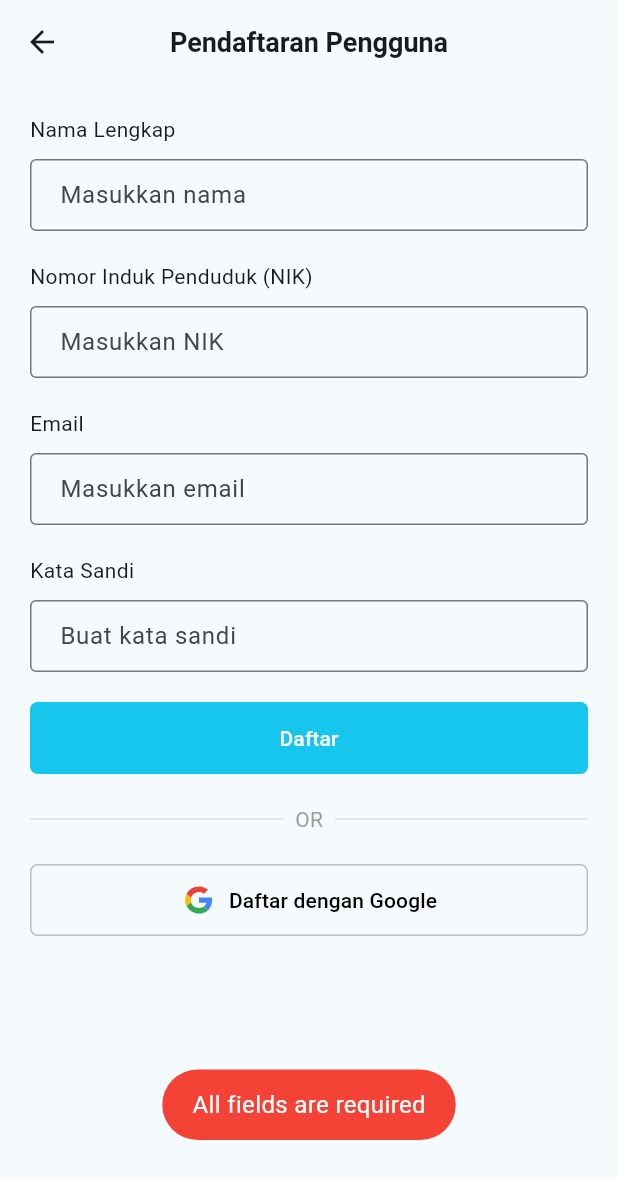
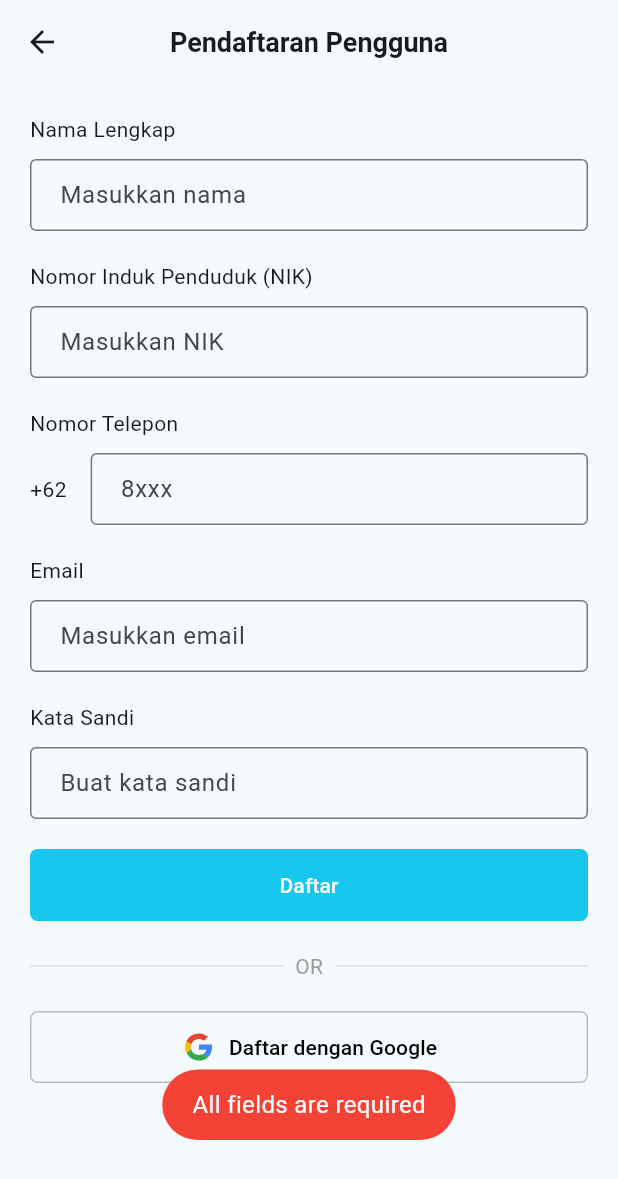
Before and after one commit to dimassfeb-09/sima-app, a Flutter app: the RegisterPage screen opened directly, after a tap on "Daftar", on a phone screen of 412 x 824 dp. Shown: the top 1179 px of the screen. Run offline on Flutter 3.47's test engine with Material 3 defaults, Android fonts, the phone set to English and light mode, and no system bars; our stand-ins replace dio, dropdown_search, firebase_auth, firebase_core, flutter_dotenv, flutter_image_compress and 10 more; missing offline and left inert: dart:ffi, here_sdk; accounts and stored records are empty; network calls fail.

Commit message:
fix validate input nik and phone

```diff
--- a/lib/interfaces/auth_interface.dart
+++ b/lib/interfaces/auth_interface.dart
@@ -10,6 +10,7 @@ abstract class AuthInterface {
     required String name,
     required String nik,
     required String email,
+    required String phone,
     required String password,
   });
 
--- a/lib/main.dart
+++ b/lib/main.dart
@@ -1,12 +1,8 @@
-import 'package:firebase_auth/firebase_auth.dart' as fa;
 import 'package:firebase_core/firebase_core.dart';
 import 'package:flutter/material.dart';
 import 'package:flutter_dotenv/flutter_dotenv.dart';
 import 'package:get/get_navigation/src/root/get_material_app.dart';
 import 'package:project/utils/here_map.dart';
-import 'package:project/views/HomePage.dart';
-import 'package:project/views/LoginPage.dart';
-import 'package:project/views/MainPage.dart';
 import 'package:project/views/SplashScreenPage.dart';
 import 'package:supabase_flutter/supabase_flutter.dart';
 
--- a/lib/views/RegisterPage.dart
+++ b/lib/views/RegisterPage.dart
@@ -1,5 +1,3 @@
-import 'dart:math';
-
 import 'package:flutter/material.dart';
 import 'package:flutter_svg/flutter_svg.dart';
 import 'package:get/get_state_manager/get_state_manager.dart';
@@ -22,6 +20,7 @@ class RegisterPage extends StatelessWidget {
     RegisterController registerController = RegisterController();
     final TextEditingController nameController = TextEditingController();
     final TextEditingController nikController = TextEditingController();
+    final TextEditingController phoneController = TextEditingController();
     final TextEditingController emailController = TextEditingController();
     final TextEditingController passwordController = TextEditingController();
     Supabase supabase = Supabase.instance;
@@ -30,8 +29,29 @@ class RegisterPage extends StatelessWidget {
       if (nameController.text.isEmpty ||
           emailController.text.isEmpty ||
           passwordController.text.isEmpty ||
-          nikController.text.isEmpty) {
+          nikController.text.isEmpty ||
+          phoneController.text.isEmpty) {
         ToastUtils.showError("All fields are required");
+        return false;
+      }
+
+      if (nikController.text.length < 16) {
+        ToastUtils.showError("NIK minimal 16 digit.");
+        return false;
+      }
+
+      if (nikController.text.length > 16) {
+        ToastUtils.showError("NIK maksimal 16 digit.");
+        return false;
+      }
+
+      if (phoneController.text.length < 11) {
+        ToastUtils.showError("Nomor telepon minimum 11 digit.");
+        return false;
+      }
+
+      if (phoneController.text.length > 13) {
+        ToastUtils.showError("Nomor telepon maksimal 13 digit.");
         return false;
       }
       return true;
@@ -49,10 +69,12 @@ class RegisterPage extends StatelessWidget {
         final nik = nikController.text;
         final email = emailController.text;
         final password = passwordController.text;
+        final phone = phoneController.text;
 
         AuthResult authResult = await auth.signUpWithEmailAndPassword(
           name: name,
           nik: nik,
+          phone: phone,
           email: email,
           password: password,
         );
@@ -62,7 +84,8 @@ class RegisterPage extends StatelessWidget {
           return Get.back();
         }
 
-        return ToastUtils.showError(authResult.errorMessage ?? 'An unknown error occurred.');
+        return ToastUtils.showError(
+            authResult.errorMessage ?? 'An unknown error occurred.');
       } catch (e) {
         print("ERRORRR $e");
         ToastUtils.showError('Unexpected error: $e');
@@ -79,7 +102,11 @@ class RegisterPage extends StatelessWidget {
         final String? uid = authResult.uid;
 
         if (authResult.isSuccess && uid != null) {
-          final response = await supabase.client.from('users').select().eq('uid', uid).maybeSingle();
+          final response = await supabase.client
+              .from('users')
+              .select()
+              .eq('uid', uid)
+              .maybeSingle();
 
           if (response != null) {
             ToastUtils.showSuccess('Registration successful, welcome.');
@@ -89,7 +116,8 @@ class RegisterPage extends StatelessWidget {
             Get.offAll(() => const CompletedUserInfoPage());
           }
         } else {
-          ToastUtils.showError(authResult.errorMessage ?? 'An unknown error occurred.');
+          ToastUtils.showError(
+              authResult.errorMessage ?? 'An unknown error occurred.');
         }
       } catch (e) {
         // Catch unexpected errors and display a toast message
@@ -124,7 +152,8 @@ class RegisterPage extends StatelessWidget {
                 decoration: const InputDecoration(
                   hintText: "Masukkan nama",
                   isDense: true,
-                  contentPadding: EdgeInsets.symmetric(vertical: 12.0, horizontal: 16.0),
+                  contentPadding:
+                      EdgeInsets.symmetric(vertical: 12.0, horizontal: 16.0),
                   border: OutlineInputBorder(),
                 ),
               ),
@@ -142,7 +171,28 @@ class RegisterPage extends StatelessWidget {
                 decoration: const InputDecoration(
                   hintText: "Masukkan NIK",
                   isDense: true,
-                  contentPadding: EdgeInsets.symmetric(vertical: 12.0, horizontal: 16.0),
+                  contentPadding:
+                      EdgeInsets.symmetric(vertical: 12.0, horizontal: 16.0),
+                  border: OutlineInputBorder(),
+                ),
+              ),
+            ],
+          ),
+          const SizedBox(height: 20),
+          Column(
+            crossAxisAlignment: CrossAxisAlignment.start,
+            children: [
+              const Text("Nomor Telepon"),
+              const SizedBox(height: 10),
+              TextField(
+                controller: phoneController,
+                keyboardType: TextInputType.number,
+                decoration: const InputDecoration(
+                  icon: Text("+62"),
+                  hintText: "8xxx",
+                  isDense: true,
+                  contentPadding:
+                      EdgeInsets.symmetric(vertical: 12.0, horizontal: 16.0),
                   border: OutlineInputBorder(),
                 ),
               ),
@@ -160,7 +210,8 @@ class RegisterPage extends StatelessWidget {
                 decoration: const InputDecoration(
                   hintText: "Masukkan email",
                   isDense: true,
-                  contentPadding: EdgeInsets.symmetric(vertical: 12.0, horizontal: 16.0),
+                  contentPadding:
+                      EdgeInsets.symmetric(vertical: 12.0, horizontal: 16.0),
                   border: OutlineInputBorder(),
                 ),
               ),
@@ -178,7 +229,8 @@ class RegisterPage extends StatelessWidget {
                 decoration: const InputDecoration(
                   hintText: "Buat kata sandi",
                   isDense: true,
-                  contentPadding: EdgeInsets.symmetric(vertical: 12.0, horizontal: 16.0),
+                  contentPadding:
+                      EdgeInsets.symmetric(vertical: 12.0, horizontal: 16.0),
                   border: OutlineInputBorder(),
                 ),
               ),
@@ -187,9 +239,13 @@ class RegisterPage extends StatelessWidget {
           const SizedBox(height: 20),
           Obx(() {
             return TextButton(
-              onPressed: registerController.isLoading.value ? null : handleRegisterWithEmail,
+              onPressed: registerController.isLoading.value
+                  ? null
+                  : handleRegisterWithEmail,
               style: TextButton.styleFrom(
-                backgroundColor: registerController.isLoading.value ? Colors.grey : blueAccent,
+                backgroundColor: registerController.isLoading.value
+                    ? Colors.grey
+                    : blueAccent,
                 shape: RoundedRectangleBorder(
                   borderRadius: BorderRadius.circular(5),
                 ),
@@ -233,7 +289,9 @@ class RegisterPage extends StatelessWidget {
           const SizedBox(height: 20),
           Obx(() {
             return TextButton(
-              onPressed: registerController.isLoading.value ? null : handleRegisterWithGoogle,
+              onPressed: registerController.isLoading.value
+                  ? null
+                  : handleRegisterWithGoogle,
               style: TextButton.styleFrom(
                 shape: RoundedRectangleBorder(
                   borderRadius: BorderRadius.circular(5),
```
Also changed, not shown: lib/models/Auth.dart (+30 -13 lines), lib/models/User.dart (+55 -74 lines), lib/views/ChangePhonePage.dart (+5 -3 lines), lib/views/CompletedUserInfoPage.dart (+65 -12 lines).
